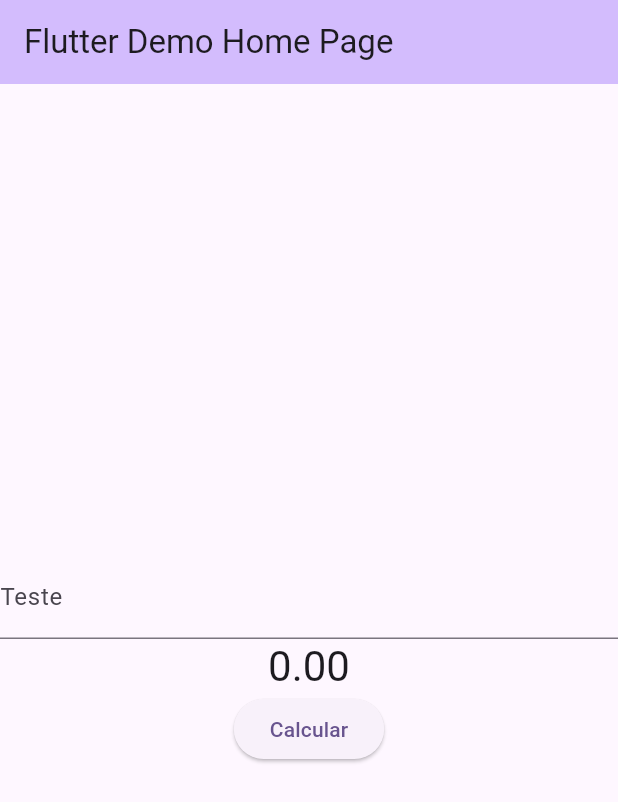
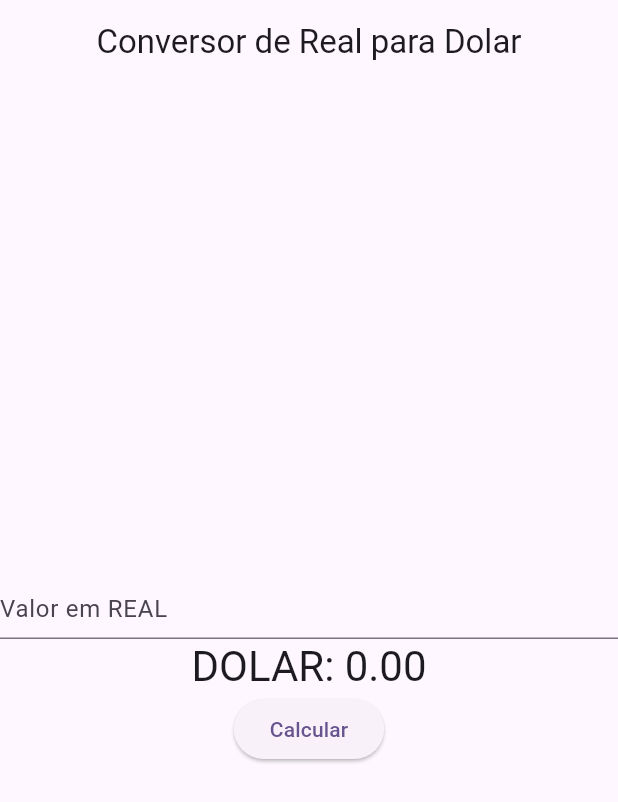
Before and after one commit to pgmoraesdev/conversor-dolar, a Flutter app: the screen it shows after launch, on a phone screen of 412 x 824 dp. Shown: the top 802 px of the screen. Run offline on Flutter 3.47's test engine with Material 3 defaults, Android fonts, the phone set to English and light mode, and no system bars.

Commit message:
Alterado o appbar

```diff
--- a/lib/main.dart
+++ b/lib/main.dart
@@ -7,15 +7,14 @@ void main() {
 class MyApp extends StatelessWidget {
   const MyApp({super.key});
 
-  // This widget is the root of your application.
   @override
   Widget build(BuildContext context) {
     return MaterialApp(
-      title: 'Flutter Demo',
+      title: 'Conversor de Dolar',
       theme: ThemeData(
         colorScheme: .fromSeed(seedColor: Colors.deepPurple),
       ),
-      home: const MyHomePage(title: 'Flutter Demo Home Page'),
+      home: const MyHomePage(title: 'Conversor de Real para Dolar'),
     );
   }
 }
@@ -47,24 +46,28 @@ class _MyHomePageState extends State<MyHomePage> {
 
     return Scaffold(
       appBar: AppBar(
-
-        backgroundColor: Theme.of(context).colorScheme.inversePrimary,
-
-        title: Text(widget.title),
+        title: Text(widget.title,textAlign: .justify),
+        centerTitle: true,
       ),
       body: Center(
         child: Column(
           mainAxisAlignment: .center,
+          crossAxisAlignment: .center,
+
           children: [
             TextField(
               controller: value,
               decoration: InputDecoration(
-                labelText: "Teste"
-              )
+                labelText: "Valor em REAL",
+                alignLabelWithHint: true,
+                floatingLabelAlignment: FloatingLabelAlignment.center,
+              ),
+              textAlign: .center,
             ),
             Text(
-              '${_finalValue.toStringAsFixed(2)}',
+              "DOLAR: ${_finalValue.toStringAsFixed(2)}",
               style: Theme.of(context).textTheme.headlineMedium,
+              textAlign: .start,
             ),
             ElevatedButton(
               onPressed: () => {
```
